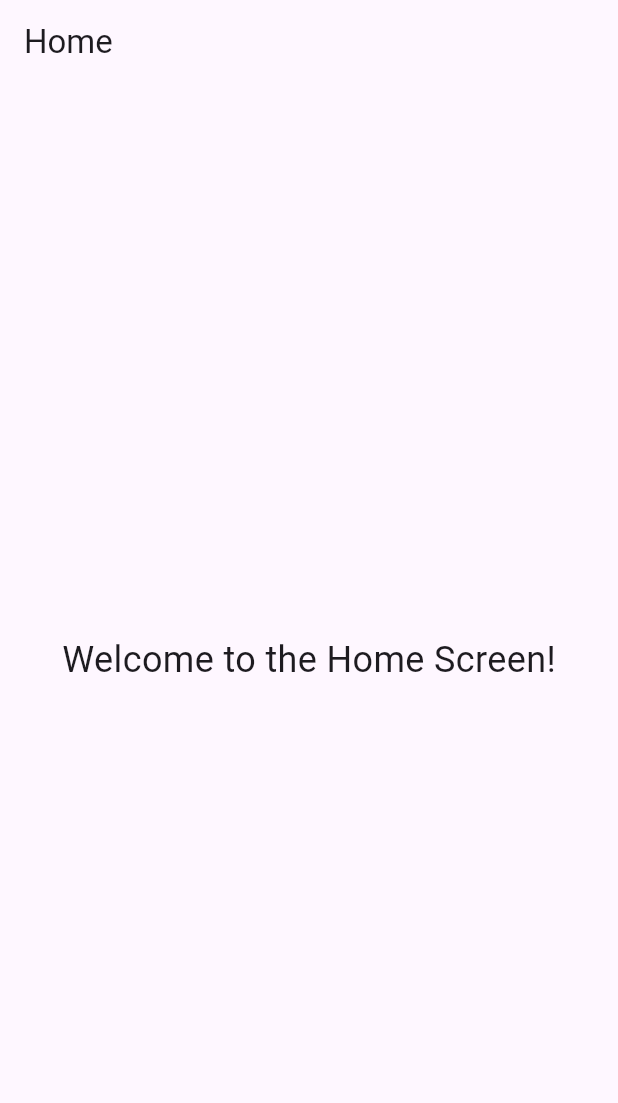
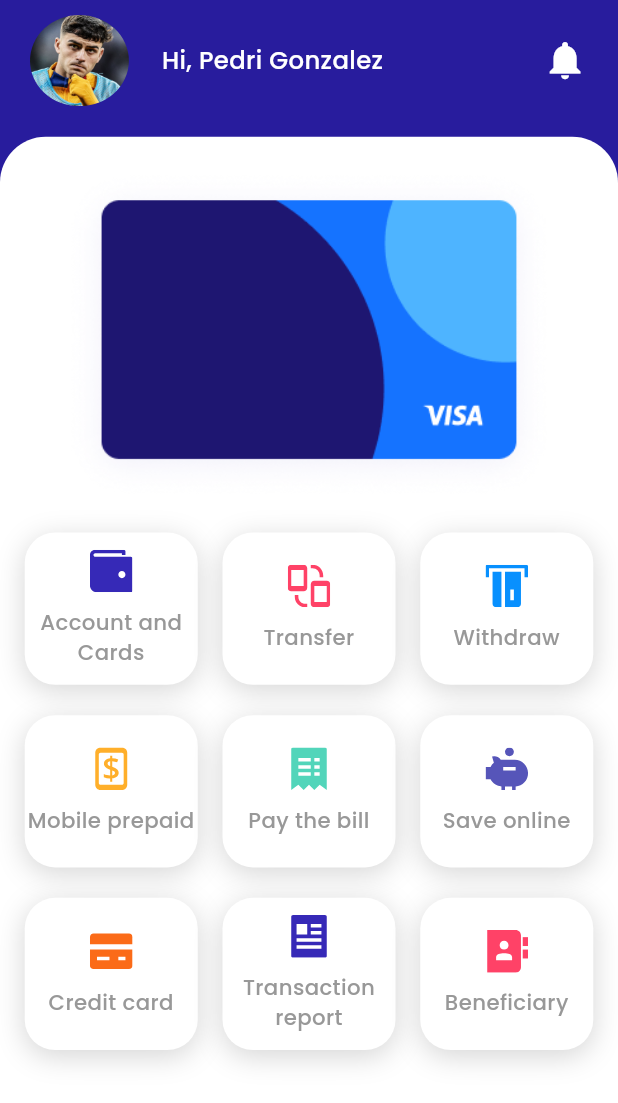
Before and after one commit to omar20800/ibank, a Flutter app: the HomeScreen screen opened directly, on a phone screen of 412 x 824 dp. Shown: the top 1103 px of the screen. Run offline on Flutter 3.47's test engine with Material 3 defaults, Android fonts, the phone set to English and light mode, and no system bars; our stand-ins replace cloud_firestore, firebase_auth, firebase_core, flutter_bloc, flutter_screenutil, flutter_svg and 1 more; accounts and stored records are empty.

Commit message:
feat: add HomeTileWidget for displaying icons and titles in a styled container

```diff
--- a/lib/core/extentions/extenstions.dart
+++ b/lib/core/extentions/extenstions.dart
@@ -11,4 +11,12 @@ extension Navigation on BuildContext {
       MaterialPageRoute(builder: (context) => widget),
     );
   }
+
+  pushAndRemoveUntil(Widget widget) {
+    Navigator.pushAndRemoveUntil(
+      this,
+      MaterialPageRoute(builder: (context) => widget),
+      (route) => false,
+    );
+  }
 }
--- a/lib/features/auth/presentation/screens/login/login_screen.dart
+++ b/lib/features/auth/presentation/screens/login/login_screen.dart
@@ -49,7 +49,7 @@ class LoginScreen extends StatelessWidget {
                   ),
                 );
               } else if (state is AuthSuccess) {
-                context.pushReplacement(HomeScreen());
+                context.pushAndRemoveUntil(HomeScreen());
               } else if (state is AuthLoading) {
                 ScaffoldMessenger.of(context).showSnackBar(
                   SnackBar(
--- a/lib/features/auth/presentation/screens/register/register_screen.dart
+++ b/lib/features/auth/presentation/screens/register/register_screen.dart
@@ -50,7 +50,7 @@ class RegisterScreen extends StatelessWidget {
                   ),
                 );
               } else if (state is AuthSuccess) {
-                context.pushReplacement(HomeScreen());
+                context.pushAndRemoveUntil(HomeScreen());
               } else if (state is AuthLoading) {
                 ScaffoldMessenger.of(context).showSnackBar(
                   SnackBar(
--- a/lib/features/home/presentation/screens/home_screen.dart
+++ b/lib/features/home/presentation/screens/home_screen.dart
@@ -1,4 +1,8 @@
 import 'package:flutter/material.dart';
+import 'package:flutter_screenutil/flutter_screenutil.dart';
+import 'package:ibank/core/utils/appcolour.dart';
+import 'package:ibank/core/utils/text_style.dart';
+import 'package:ibank/features/home/presentation/widgets/home_tile_widget.dart';
 
 class HomeScreen extends StatelessWidget {
   const HomeScreen({super.key});
@@ -6,11 +10,116 @@ class HomeScreen extends StatelessWidget {
   @override
   Widget build(BuildContext context) {
     return Scaffold(
-      appBar: AppBar(title: const Text('Home')),
-      body: Center(
-        child: Text(
-          'Welcome to the Home Screen!',
-          style: TextStyle(fontSize: 24),
+      backgroundColor: AppColours.primaryColor1,
+      body: SafeArea(
+        child: Center(
+          child: Column(
+            children: [
+              Padding(
+                padding: const EdgeInsets.only(left: 20, right: 20, top: 10),
+                child: Row(
+                  children: [
+                    ClipOval(
+                      child: Image.asset(
+                        'assets/images/pedri.jpg',
+                        width: 60.w,
+                        height: 60.h,
+                        fit: BoxFit.cover,
+                      ),
+                    ),
+                    SizedBox(width: 20.w),
+                    Text(
+                      'Hi, Pedri Gonzalez',
+                      style: getBody1TextStyle(color: AppColours.naturalColor6),
+                    ),
+                    Spacer(),
+                    Icon(
+                      Icons.notifications,
+                      color: AppColours.naturalColor6,
+                      size: 30.sp,
+                    ),
+                  ],
+                ),
+              ),
+              SizedBox(height: 20.h),
+              Expanded(
+                child: Container(
+                  padding: EdgeInsets.only(left: 15.w, right: 15.w, top: 20.h),
+                  width: double.infinity,
+                  decoration: BoxDecoration(
+                    borderRadius: BorderRadius.only(
+                      topLeft: Radius.circular(30.r),
+                      topRight: Radius.circular(30.r),
+                    ),
+                    color: AppColours.naturalColor6,
+                  ),
+                  child: Column(
+                    children: [
+                      Image.asset(
+                        'assets/images/visa.png',
+                        width: double.infinity,
+                        height: 220.h,
+                      ),
+                      SizedBox(height: 20.h),
+                      Row(
+                        spacing: 15.w,
+                        children: [
+                          HomeTileWidget(
+                            iconPath: 'assets/icons/wallet_icon.svg',
+                            title: 'Account and Cards',
+                          ),
+                          HomeTileWidget(
+                            title: 'Transfer',
+                            iconPath: 'assets/icons/transfer.svg',
+                          ),
+                          HomeTileWidget(
+                            title: 'Withdraw',
+                            iconPath: 'assets/icons/credit-card.svg',
+                          ),
+                        ],
+                      ),
+                      SizedBox(height: 20.h),
+                      Row(
+                        spacing: 15.w,
+                        children: [
+                          HomeTileWidget(
+                            iconPath: 'assets/icons/mobile-banking.svg',
+                            title: 'Mobile prepaid',
+                          ),
+                          HomeTileWidget(
+                            title: 'Pay the bill',
+                            iconPath: 'assets/icons/receipt-list.svg',
+                          ),
+                          HomeTileWidget(
+                            title: 'Save online',
+                            iconPath: 'assets/icons/pig.svg',
+                          ),
+                        ],
+                      ),
+                      SizedBox(height: 20.h),
+                      Row(
+                        spacing: 15.w,
+                        children: [
+                          HomeTileWidget(
+                            iconPath: 'assets/icons/credit-card 2.svg',
+                            title: 'Credit card',
+                          ),
+                          HomeTileWidget(
+                            title: 'Transaction report',
+                            iconPath: 'assets/icons/file-paragraph.svg',
+                          ),
+                          HomeTileWidget(
+                            title: 'Beneficiary',
+                            iconPath: 'assets/icons/contacts.svg',
+                          ),
+                        ],
+                      ),
+                    ],
+                  ),
+                ),
+              ),
+            ],
+          ),
         ),
       ),
     );
--- /dev/null
+++ b/lib/features/home/presentation/widgets/home_tile_widget.dart
@@ -0,0 +1,48 @@
+import 'package:flutter/material.dart';
+import 'package:flutter_screenutil/flutter_screenutil.dart';
+import 'package:flutter_svg/svg.dart';
+import 'package:ibank/core/utils/appcolour.dart';
+import 'package:ibank/core/utils/text_style.dart';
+
+class HomeTileWidget extends StatelessWidget {
+  const HomeTileWidget({
+    super.key,
+    required this.title,
+    required this.iconPath,
+  });
+  final String title;
+  final String iconPath;
+
+  @override
+  Widget build(BuildContext context) {
+    return Expanded(
+      child: Container(
+        height: 100.h,
+        decoration: BoxDecoration(
+          color: AppColours.naturalColor6,
+          borderRadius: BorderRadius.circular(20.r),
+          boxShadow: [
+            BoxShadow(
+              color: AppColours.naturalColor1.withValues(alpha: 0.2),
+              blurRadius: 15,
+              offset: const Offset(0, 4),
+            ),
+          ],
+        ),
+        child: Column(
+          mainAxisAlignment: MainAxisAlignment.center,
+          crossAxisAlignment: CrossAxisAlignment.center,
+          children: [
+            SvgPicture.asset(iconPath, width: 28.w, height: 28.h),
+            SizedBox(height: 10.h),
+            Text(
+              textAlign: TextAlign.center,
+              title,
+              style: getCaption2TextStyle(color: AppColours.naturalColor3),
+            ),
+          ],
+        ),
+      ),
+    );
+  }
+}
--- a/lib/main.dart
+++ b/lib/main.dart
@@ -1,7 +1,9 @@
 import 'package:firebase_core/firebase_core.dart';
 import 'package:flutter/material.dart';
+import 'package:flutter/services.dart';
 import 'package:flutter_screenutil/flutter_screenutil.dart';
 import 'package:ibank/core/service/local_helper.dart';
+import 'package:ibank/features/home/presentation/screens/home_screen.dart';
 import 'package:ibank/features/welcome/presentation/screens/welcome_screen.dart';
 import 'package:ibank/firebase_options.dart';
 
@@ -9,6 +11,12 @@ void main() async {
   WidgetsFlutterBinding.ensureInitialized();
   await AppLocalStorage.init();
   await Firebase.initializeApp(options: DefaultFirebaseOptions.currentPlatform);
+  SystemChrome.setSystemUIOverlayStyle(
+    SystemUiOverlayStyle(
+      statusBarIconBrightness: Brightness.light,
+      statusBarColor: Colors.transparent,
+    ),
+  );
   runApp(const MainApp());
 }
 
@@ -24,7 +32,10 @@ class MainApp extends StatelessWidget {
       child: MaterialApp(
         debugShowCheckedModeBanner: false,
         title: 'iBank',
-        home: WelcomeScreen(),
+        home:
+            AppLocalStorage.getToken() == null
+                ? const WelcomeScreen()
+                : const HomeScreen(),
       ),
     );
   }
--- a/pubspec.yaml
+++ b/pubspec.yaml
@@ -14,6 +14,7 @@ dependencies:
     sdk: flutter
   flutter_bloc: ^9.1.0
   flutter_screenutil: ^5.9.3
+  flutter_svg: ^2.1.0
   shared_preferences: ^2.5.3
 
 dev_dependencies:
```
Also changed, not shown: assets/icons/contacts.svg (added), assets/icons/credit-card 2.svg (added), assets/icons/credit-card.svg (added), assets/icons/file-paragraph.svg (added), assets/icons/mobile-banking.svg (added), assets/icons/pig.svg (added), assets/icons/receipt-list.svg (added), assets/icons/transfer.svg (added), assets/icons/wallet_icon.svg (added), assets/images/Fingerprint.png (renamed from assets/icons/Fingerprint.png), assets/images/Multi.png (added), assets/images/Multi2.png (added), assets/images/pedri.jpg (added), pubspec.lock.
